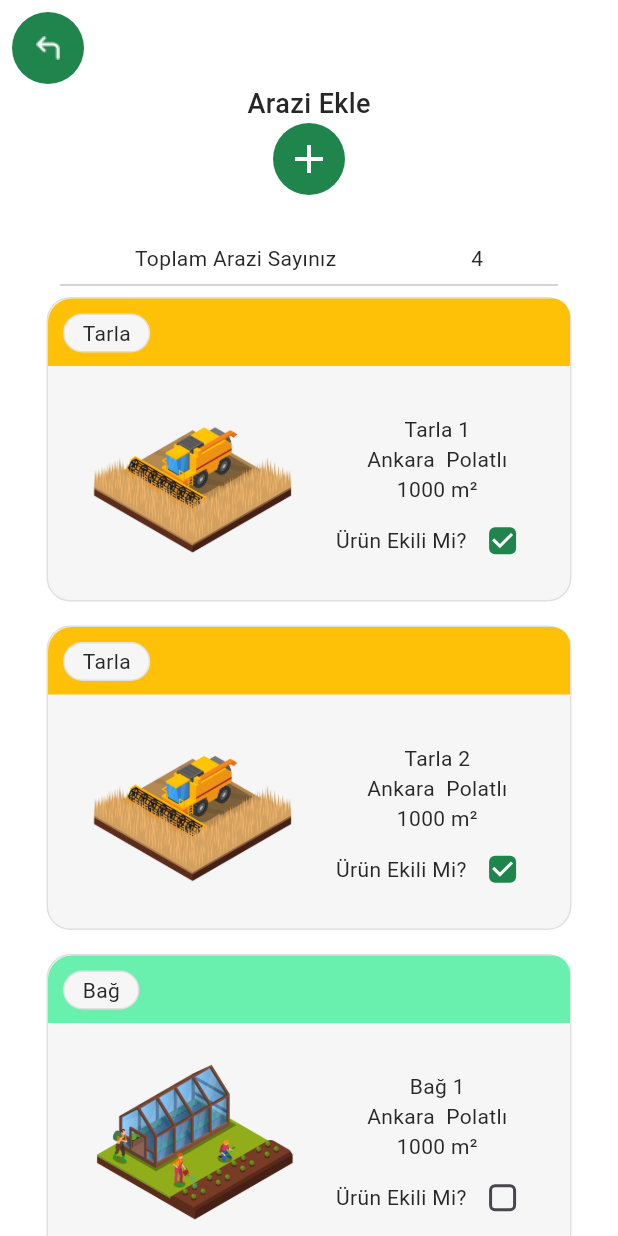
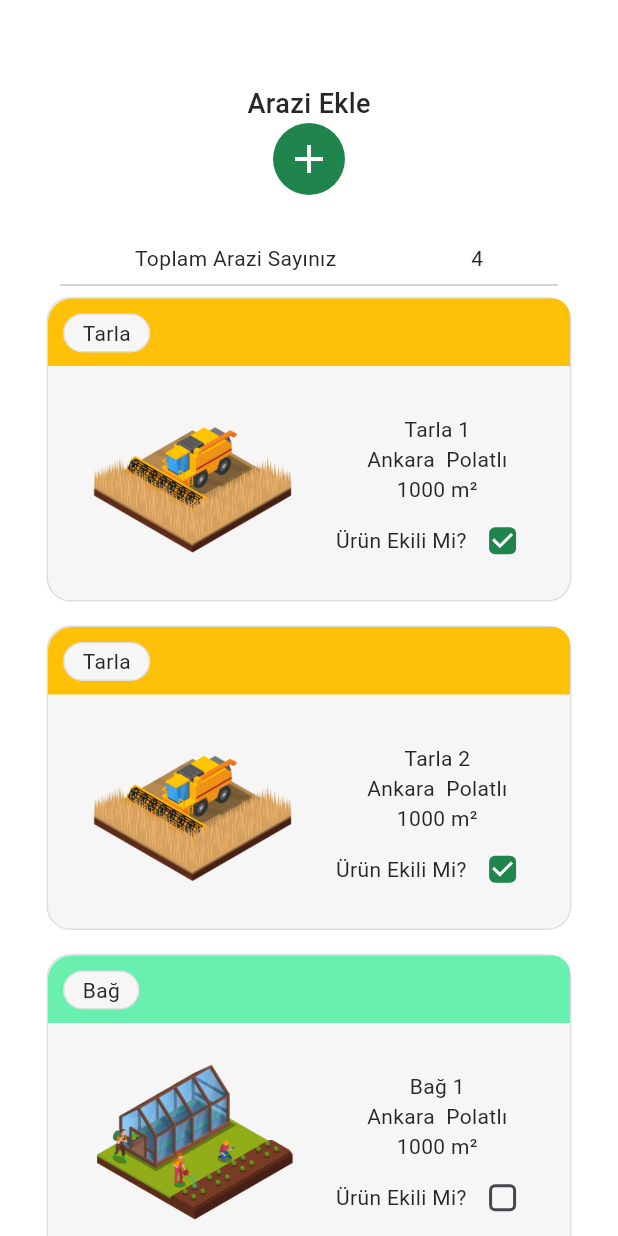
Before and after one commit to Mudrowe/Toprak-Rehberi, a Flutter app: the LandsScreen screen opened directly, on a phone screen of 412 x 824 dp. Run offline on Flutter 3.47's test engine with Material 3 defaults, Android fonts, the phone set to English and light mode, and no system bars; our stand-ins replace carousel_slider, fl_chart, get, logger, percent_indicator.

Commit message:
frontend: modify lands screen's space between appbar

```diff
--- a/lib/features/main_pages/lands/lands.dart
+++ b/lib/features/main_pages/lands/lands.dart
@@ -1,5 +1,4 @@
 import 'package:flutter/material.dart';
-import 'package:toprak_rehberi/common/widgets/appbar/appbar.dart';
 import 'package:toprak_rehberi/features/main_pages/lands/widgets/land_card/land_card.dart';
 import 'package:toprak_rehberi/features/main_pages/lands/seed/lands_list.dart';
 import 'package:toprak_rehberi/utils/constants/sizes.dart';
@@ -11,9 +10,10 @@ class LandsScreen extends StatelessWidget {
   @override
   Widget build(BuildContext context) {
     return Scaffold(
-      appBar: const TAppBar(),
       body: Center(
         child: SingleChildScrollView(
+          child: Padding(
+            padding: const EdgeInsets.only(top: TSizes.appBarHeight),
             child: Column(
               children: [
                 // Add Land Button
@@ -55,6 +55,7 @@ class LandsScreen extends StatelessWidget {
             ),
           ),
         ),
+      ),
     );
   }
 }
```
Lines whose indentation alone changed are shown as unchanged.
